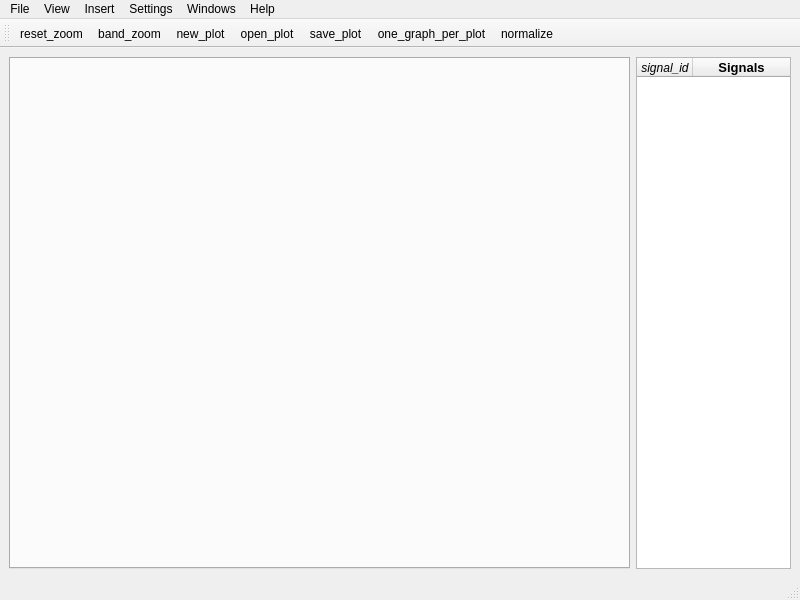
Before: the Qt Designer form mainwindow.ui in AlfTeleco/SeeSignal, drawn with Qt 5.
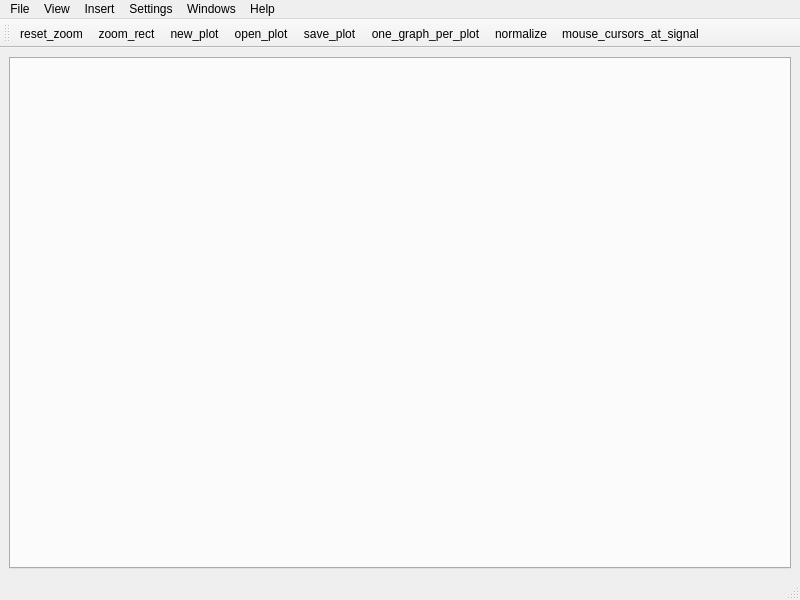
After: the same form once the commit is applied. Icons and pictures are not drawn.

Commit message: Each tab has a tablewidget so now each tab opens and shows the signals of a different .csv file Selection Rect zooming enabled

The edit to the form file:
```diff
--- a/mainwindow.ui
+++ b/mainwindow.ui
@@ -24,7 +24,7 @@
     <normaloff>:/SeeSigResource/RESOURCES/SeeSig_icon_floating.png</normaloff>:/SeeSigResource/RESOURCES/SeeSig_icon_floating.png</iconset>
   </property>
   <widget class="QWidget" name="main">
-   <layout class="QHBoxLayout" name="horizontalLayout" stretch="4,1">
+   <layout class="QHBoxLayout" name="horizontalLayout" stretch="4">
     <item>
      <widget class="QTabWidget" name="tabWidget">
       <property name="acceptDrops">
@@ -41,62 +41,6 @@
       </property>
      </widget>
     </item>
-    <item>
-     <widget class="QTableWidget" name="tableWidget">
-      <property name="selectionBehavior">
-       <enum>QAbstractItemView::SelectRows</enum>
-      </property>
-      <property name="sortingEnabled">
-       <bool>true</bool>
-      </property>
-      <property name="cornerButtonEnabled">
-       <bool>false</bool>
-      </property>
-      <attribute name="horizontalHeaderVisible">
-       <bool>true</bool>
-      </attribute>
-      <attribute name="horizontalHeaderCascadingSectionResizes">
-       <bool>false</bool>
-      </attribute>
-      <attribute name="horizontalHeaderDefaultSectionSize">
-       <number>56</number>
-      </attribute>
-      <attribute name="horizontalHeaderShowSortIndicator" stdset="0">
-       <bool>true</bool>
-      </attribute>
-      <attribute name="horizontalHeaderStretchLastSection">
-       <bool>true</bool>
-      </attribute>
-      <attribute name="verticalHeaderVisible">
-       <bool>false</bool>
-      </attribute>
-      <attribute name="verticalHeaderDefaultSectionSize">
-       <number>30</number>
-      </attribute>
-      <column>
-       <property name="text">
-        <string>signal_id</string>
-       </property>
-       <property name="font">
-        <font>
-         <italic>true</italic>
-        </font>
-       </property>
-      </column>
-      <column>
-       <property name="text">
-        <string>Signals</string>
-       </property>
-       <property name="font">
-        <font>
-         <pointsize>10</pointsize>
-         <weight>75</weight>
-         <bold>true</bold>
-        </font>
-       </property>
-      </column>
-     </widget>
-    </item>
    </layout>
   </widget>
   <widget class="QMenuBar" name="menubar">
@@ -165,12 +109,13 @@
     <bool>false</bool>
    </attribute>
    <addaction name="actionreset_zoom"/>
-   <addaction name="actionband_zoom"/>
+   <addaction name="actionzoom_rect"/>
    <addaction name="actionnew_plot"/>
    <addaction name="actionopen_plot"/>
    <addaction name="actionsave_plot"/>
    <addaction name="actionone_graph_per_plot"/>
    <addaction name="actionnormalize"/>
+   <addaction name="actionmouse_cursors_at_signal"/>
   </widget>
   <action name="actionreset_zoom">
    <property name="icon">
@@ -184,22 +129,6 @@
     <string>&lt;html&gt;&lt;head/&gt;&lt;body&gt;&lt;p&gt;Set the zoom to 0&lt;/p&gt;&lt;/body&gt;&lt;/html&gt;</string>
    </property>
   </action>
-  <action name="actionband_zoom">
-   <property name="checkable">
-    <bool>true</bool>
-   </property>
-   <property name="icon">
-    <iconset>
-     <normalon>:/SeeSigResource/RESOURCES/band_zoom.PNG</normalon>
-    </iconset>
-   </property>
-   <property name="text">
-    <string>band_zoom</string>
-   </property>
-   <property name="toolTip">
-    <string>&lt;html&gt;&lt;head/&gt;&lt;body&gt;&lt;p&gt;Make a zoom at the mouse-specified band&lt;/p&gt;&lt;/body&gt;&lt;/html&gt;</string>
-   </property>
-  </action>
   <action name="actionnew_plot">
    <property name="icon">
     <iconset>
@@ -287,6 +216,36 @@
     <string>Open..</string>
    </property>
   </action>
+  <action name="actionmouse_cursors_at_signal">
+   <property name="checkable">
+    <bool>true</bool>
+   </property>
+   <property name="icon">
+    <iconset resource="SeeSigResources.qrc">
+     <normaloff>:/SeeSigResource/RESOURCES/mouse_cursors_at_signal.PNG</normaloff>:/SeeSigResource/RESOURCES/mouse_cursors_at_signal.PNG</iconset>
+   </property>
+   <property name="text">
+    <string>mouse_cursors_at_signal</string>
+   </property>
+   <property name="toolTip">
+    <string>Set bars at signals</string>
+   </property>
+  </action>
+  <action name="actionzoom_rect">
+   <property name="checkable">
+    <bool>true</bool>
+   </property>
+   <property name="icon">
+    <iconset resource="SeeSigResources.qrc">
+     <normaloff>:/SeeSigResource/RESOURCES/band_zoom.PNG</normaloff>:/SeeSigResource/RESOURCES/band_zoom.PNG</iconset>
+   </property>
+   <property name="text">
+    <string>zoom_rect</string>
+   </property>
+   <property name="toolTip">
+    <string>Zoom into a defined rectangle at plot</string>
+   </property>
+  </action>
  </widget>
  <resources>
   <include location="SeeSigResources.qrc"/>
```
The commit also changes 9 other files.
